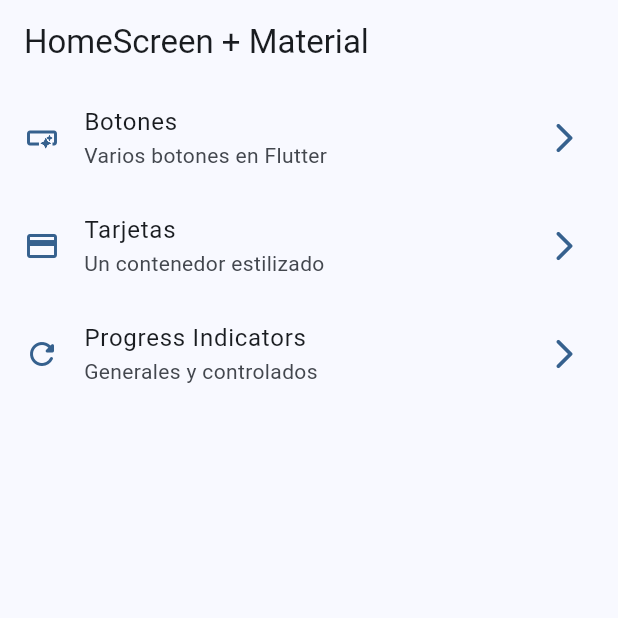
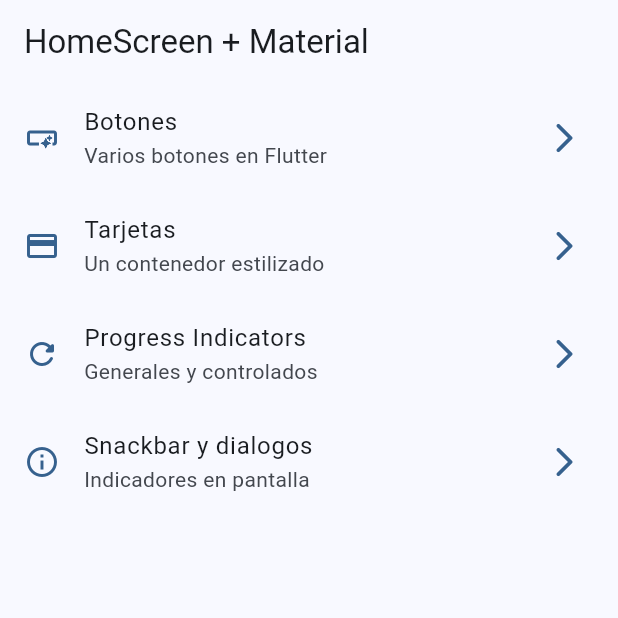
Before and after one commit to RolandoCutie/widgets_app, a Flutter app: the screen it shows after launch, on a phone screen of 412 x 824 dp, the top half of it. Run offline on Flutter 3.47's test engine with Material 3 defaults, Android fonts, the phone set to English and light mode, and no system bars; our stand-ins replace go_router.

Commit message:
SnackBar dialogs terminados

```diff
--- a/lib/config/router/app_router.dart
+++ b/lib/config/router/app_router.dart
@@ -18,5 +18,9 @@ final appRouter = GoRouter(initialLocation: '/', routes: [
   GoRoute(
       path: '/progress',
       name: ProgressScreen.name,
-      builder: (context, state) => const ProgressScreen())
+      builder: (context, state) => const ProgressScreen()),
+  GoRoute(
+      path: '/snackbar_screen',
+      name: SnackBarScreen.name,
+      builder: (context, state) => const SnackBarScreen())
 ]);
--- a/lib/main.dart
+++ b/lib/main.dart
@@ -12,7 +12,7 @@ class MyApp extends StatelessWidget {
     return MaterialApp.router(
       theme: AppTheme(selectedColor: 0).getTheme(),
       debugShowCheckedModeBanner: false,
-      title: 'Material App',
+      title: 'Flutter Widgets',
       routerConfig: appRouter,
     );
   }
--- a/lib/menu/menu_items.dart
+++ b/lib/menu/menu_items.dart
@@ -30,4 +30,9 @@ const appMenuItems = <MenuItem>[
       subTitle: 'Generales y controlados',
       link: '/progress',
       icon: Icons.refresh_rounded),
+  MenuItem(
+      title: 'Snackbar y dialogos',
+      subTitle: 'Indicadores en pantalla',
+      link: '/snackbar_screen',
+      icon: Icons.info_outline),
 ];
--- a/lib/presentation/screens/screens.dart
+++ b/lib/presentation/screens/screens.dart
@@ -1,3 +1,4 @@
 export 'package:widgets_app/presentation/screens/buttons/buttons_screen.dart';
 export 'package:widgets_app/presentation/screens/cards/cards_screen.dart';
 export 'package:widgets_app/presentation/screens/home/home_screen.dart';
+export 'package:widgets_app/presentation/screens/snackbar/snackbar_screen.dart';
```
Also changed, not shown: lib/presentation/screens/snackbar/snackbar_screen.dart (+73 -0 lines).
